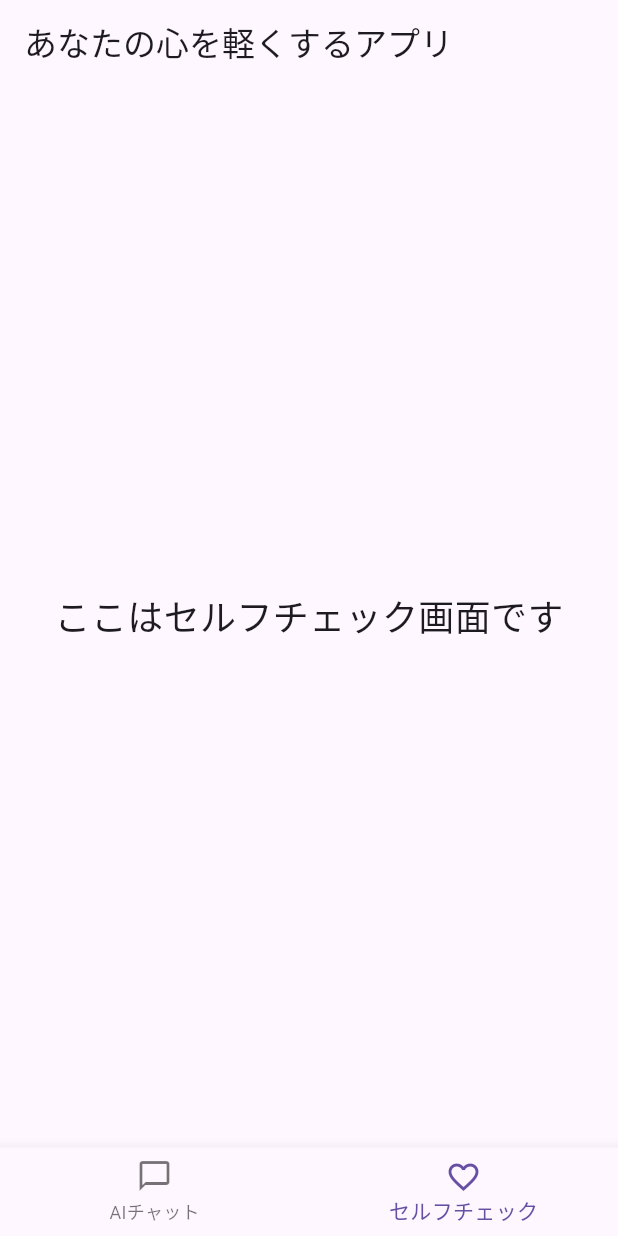
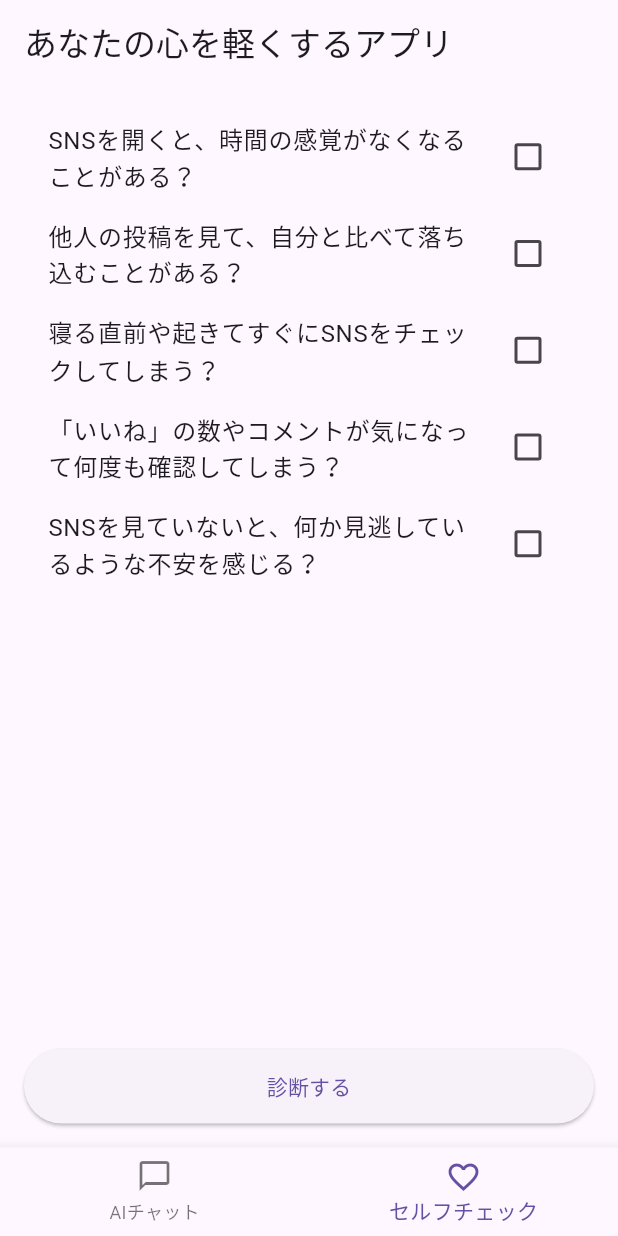
Before and after one commit to hodohodonosusume/mental-care-app, a Flutter app: the screen it shows after launch, item 2 of the bottom bar chosen, on a phone screen of 412 x 824 dp. Run offline on Flutter 3.47's test engine with Material 3 defaults, Android fonts, the light colour scheme and no system bars.

Commit message:
feat: Implement UI and logic for self-check screen

```diff
--- a/lib/screens/self_check_screen.dart
+++ b/lib/screens/self_check_screen.dart
@@ -1,14 +1,111 @@
+// Flutterの基本的な部品と、状態を管理するための部品を読み込むわ
 import 'package:flutter/material.dart';
 
-class SelfCheckScreen extends StatelessWidget {
+// 「StatefulWidget」は、チェックボックスのようにユーザーの操作で見た目が変わる画面で使うの
+class SelfCheckScreen extends StatefulWidget {
   const SelfCheckScreen({super.key});
 
   @override
+  // ここで画面の状態を管理する相棒を呼び出すのよ
+  State<SelfCheckScreen> createState() => _SelfCheckScreenState();
+}
+
+// こちらが画面の状態を管理する、縁の下の力持ち「State」クラスよ
+class _SelfCheckScreenState extends State<SelfCheckScreen> {
+  // ステップ1で考えた質問をリストとして用意しておくわ
+  final List<String> _questions = [
+    'SNSを開くと、時間の感覚がなくなることがある？',
+    '他人の投稿を見て、自分と比べて落ち込むことがある？',
+    '寝る直前や起きてすぐにSNSをチェックしてしまう？',
+    '「いいね」の数やコメントが気になって何度も確認してしまう？',
+    'SNSを見ていないと、何か見逃しているような不安を感じる？',
+  ];
+
+  // 各質問の答え（チェックされたか否か）を記憶しておくためのリスト
+  // 最初は全部チェックされていない(false)から、質問の数だけfalseを用意するの
+  late List<bool> _answers;
+
+  // この画面が作られた最初の瞬間に一度だけ呼ばれる特別な関数
+  @override
+  void initState() {
+    super.initState();
+    // ここで回答リストを初期化しているのよ
+    _answers = List<bool>.filled(_questions.length, false);
+  }
+
+  // 診断結果をポップアップで表示するための関数
+  void _showResultDialog() {
+    // チェックされた（true）回答の数を数えるわ
+    final int yesCount = _answers.where((answer) => answer == true).length;
+    String resultMessage;
+
+    // 「はい」の数に応じてメッセージを決めるロジック
+    if (yesCount <= 1) {
+      resultMessage = '素晴らしい！SNSと健全な関係を築けていますね♪';
+    } else if (yesCount <= 3) {
+      resultMessage = '少しお疲れ気味かもしれません。時にはスマホを置いて、深呼吸してみませんか？';
+    } else {
+      resultMessage = '心がお疲れのサインかも。このアプリで少し休みましょう。デジタルデトックスもおすすめです。';
+    }
+
+    // ポップアップ（ダイアログ）を表示する魔法
+    showDialog(
+      context: context,
+      builder: (BuildContext context) {
+        return AlertDialog(
+          title: const Text('診断結果'),
+          content: Text(resultMessage),
+          actions: <Widget>[
+            TextButton(
+              child: const Text('閉じる'),
+              onPressed: () {
+                Navigator.of(context).pop(); // ポップアップを閉じる
+              },
+            ),
+          ],
+        );
+      },
+    );
+  }
+
+  @override
   Widget build(BuildContext context) {
-    return const Center(
-      child: Text(
-        'ここはセルフチェック画面です',
-        style: TextStyle(fontSize: 24),
+    // Paddingで画面の左右に少し余白を作って、見た目を整えるわ
+    return Padding(
+      padding: const EdgeInsets.all(16.0),
+      child: Column( // Columnは、部品を上から下に縦に並べるための箱よ
+        children: [
+          // Expandedを使うと、残りのスペースを全部使ってくれるの
+          Expanded(
+            // ListView.builderは、リスト形式のデータを表示するのに最適な部品
+            child: ListView.builder(
+              itemCount: _questions.length, // リストの項目数（質問の数）
+              itemBuilder: (context, index) {
+                // CheckboxListTileは、テキストとチェックボックスがセットになった便利な部品
+                return CheckboxListTile(
+                  title: Text(_questions[index]), // 質問文を表示
+                  value: _answers[index], // この質問の現在の回答（チェック状態）
+                  onChanged: (bool? value) {
+                    // チェック状態が変わった時に呼ばれる関数
+                    setState(() { // 見た目を更新するおまじない
+                      _answers[index] = value!; // 新しい回答を記憶
+                    });
+                  },
+                );
+              },
+            ),
+          ),
+          // SizedBoxで、リストとボタンの間に少しスペースを空けるの
+          const SizedBox(height: 20),
+          // ElevatedButtonは、立体感のある押しやすいボタンよ
+          ElevatedButton(
+            onPressed: _showResultDialog, // ボタンが押されたら診断結果を表示する
+            style: ElevatedButton.styleFrom(
+              minimumSize: const Size.fromHeight(50), // ボタンの高さを指定
+            ),
+            child: const Text('診断する'),
+          ),
+        ],
       ),
     );
   }
```
